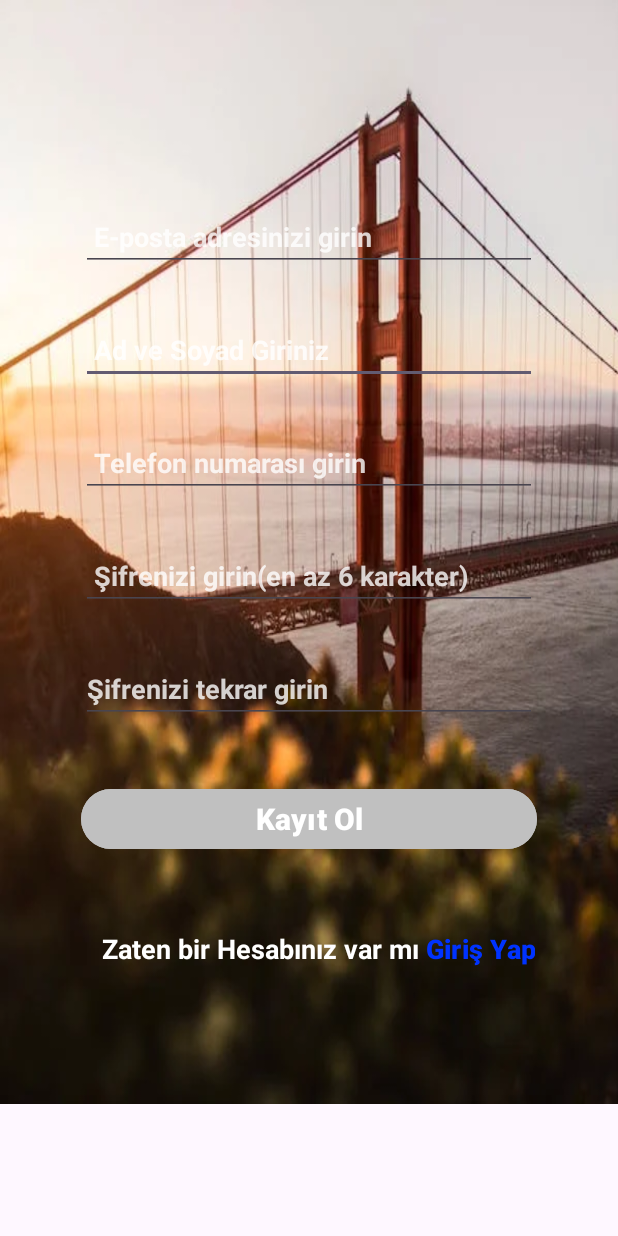
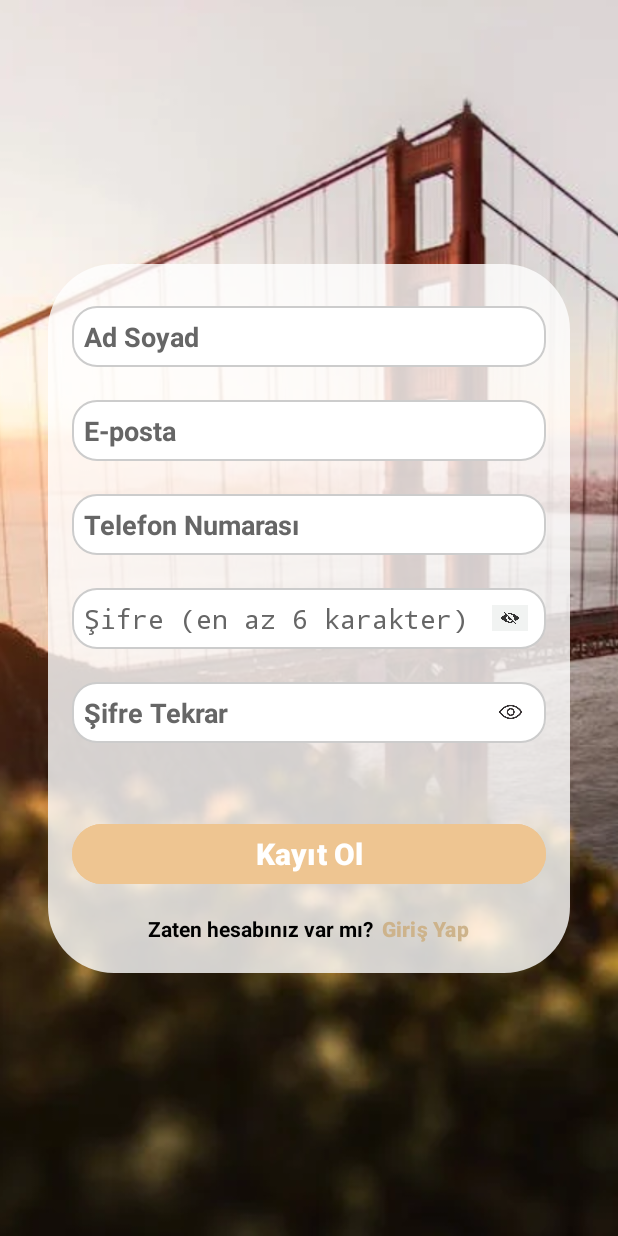
Before and after one commit to kguclu1054/Finding_a_Car_Master, an Android app: the Register screen opened directly, with no data from a screen before it, after a tap on "Kayıt Ol", on a phone screen of 412 x 824 dp. Run offline under Robolectric (Android 15) with nearby library versions, the phone set to English and light mode, and no system bars; libraries missing offline, so code that uses them is left out: io.github.jan.supabase, jp.wasabeef.glide; 1 other tap on this screen came first.

Commit message:
-registration page password was edited
-forgot my password page added

```diff
--- a/app/src/main/AndroidManifest.xml
+++ b/app/src/main/AndroidManifest.xml
@@ -25,6 +25,7 @@
         </activity>
         <activity android:name=".Register" />
 
+        <activity android:name=".Password_Reset"/>
 
     </application>
 
--- a/app/src/main/java/com/kaanguclu/industryproject/Register.kt
+++ b/app/src/main/java/com/kaanguclu/industryproject/Register.kt
@@ -3,6 +3,7 @@ package com.kaanguclu.industryproject
 import android.content.Intent
 import androidx.appcompat.app.AppCompatActivity
 import android.os.Bundle
+import android.text.InputType
 import android.widget.Toast
 import androidx.lifecycle.lifecycleScope
 import com.bumptech.glide.Glide
@@ -33,14 +34,28 @@ class Register : AppCompatActivity() {
             startActivity(intent)
         }
 
-        // Kayıt butonu için - GÜNCELLENDİ
+
         binding.registerButton.setOnClickListener {
             val email = binding.registerEmail.text.toString()
-            val password = binding.registerPassword.text.toString()
-            val name = binding.registerName.text.toString() // Yeni alan
-            val phone = binding.registerPhone.text.toString() // Yeni alan
+            val password = binding.passwordVerification.text.toString()
+            val passwordVerification = binding.registerPasswordVerification.text.toString()
+            val name = binding.registerName.text.toString()
+            val phone = binding.registerPhone.text.toString()
 
             if (email.isNotEmpty() && password.isNotEmpty() && name.isNotEmpty() && phone.isNotEmpty()) {
+
+                if(password != passwordVerification){
+                    Toast.makeText(this@Register, "Şifreler Uyuşmuyor!" , Toast.LENGTH_SHORT).show()
+
+                    binding.registerEmail.setText("")
+                    binding.passwordVerification.setText("")
+                    binding.registerPasswordVerification.setText("")
+                    binding.registerName.setText("")
+                    binding.registerPhone.setText("")
+
+                    return@setOnClickListener
+                }
+
                 lifecycleScope.launch {
                     try {
                         val result = supabase.auth.signUpWith(Email) {
@@ -54,18 +69,54 @@ class Register : AppCompatActivity() {
                         }
                         Toast.makeText(this@Register, "Kayıt başarılı! E-posta doğrulaması kontrol edin.", Toast.LENGTH_LONG).show()
 
-                        // Başarılı kayıttan sonra login sayfasına dön
+
                         val intent = Intent(this@Register, MainActivity::class.java)
                         startActivity(intent)
                         finish()
 
                     } catch (e: Exception) {
                         Toast.makeText(this@Register, "Kayıt başarısız: ${e.message}", Toast.LENGTH_SHORT).show()
+                        binding.registerEmail.setText("")
+                        binding.passwordVerification.setText("")
+                        binding.registerPasswordVerification.setText("")
+                        binding.registerName.setText("")
+                        binding.registerPhone.setText("")
                     }
                 }
             } else {
                 Toast.makeText(this@Register, "Lütfen tüm alanları doldurun!", Toast.LENGTH_SHORT).show()
+                binding.registerEmail.setText("")
+                binding.passwordVerification.setText("")
+                binding.registerPasswordVerification.setText("")
+                binding.registerName.setText("")
+                binding.registerPhone.setText("")
             }
         }
+        var isVerificationPasswordVisible = false
+        binding.passwordVerificationToggle.setOnClickListener {
+            isVerificationPasswordVisible = !isVerificationPasswordVisible
+            if (isVerificationPasswordVisible) {
+                binding.registerPasswordVerification.inputType = InputType.TYPE_CLASS_TEXT or InputType.TYPE_TEXT_VARIATION_VISIBLE_PASSWORD
+                binding.passwordVerificationToggle.setImageResource(R.drawable.visible_password)
+            } else {
+                binding.registerPasswordVerification.inputType = InputType.TYPE_CLASS_TEXT or InputType.TYPE_TEXT_VARIATION_PASSWORD
+                binding.passwordVerificationToggle.setImageResource(R.drawable.invisible_password)
+            }
+            binding.registerPasswordVerification.setSelection(binding.registerPasswordVerification.text.length)
+        }
+
+        var isPasswordVisible = false
+        binding.passwordToggle.setOnClickListener {
+            isPasswordVisible = !isPasswordVisible
+            if (isPasswordVisible) {
+                binding.passwordVerification.inputType = InputType.TYPE_CLASS_TEXT or InputType.TYPE_TEXT_VARIATION_VISIBLE_PASSWORD
+                binding.passwordToggle.setImageResource(R.drawable.visible_password)
+            } else {
+                binding.passwordVerification.inputType = InputType.TYPE_CLASS_TEXT or InputType.TYPE_TEXT_VARIATION_PASSWORD
+                binding.passwordToggle.setImageResource(R.drawable.invisible_password)
+            }
+            binding.passwordVerification.setSelection(binding.registerPasswordVerification.text.length)
+        }
+
     }
 }
--- a/app/src/main/res/layout/register.xml
+++ b/app/src/main/res/layout/register.xml
@@ -1,158 +1,176 @@
 <?xml version="1.0" encoding="utf-8"?>
-<androidx.constraintlayout.widget.ConstraintLayout xmlns:android="http://schemas.android.com/apk/res/android"
+<androidx.constraintlayout.widget.ConstraintLayout
+    xmlns:android="http://schemas.android.com/apk/res/android"
+    xmlns:app="http://schemas.android.com/apk/res-auto"
     xmlns:tools="http://schemas.android.com/tools"
+    android:id="@+id/register_layout"
     android:layout_width="match_parent"
     android:layout_height="match_parent"
-    xmlns:app="http://schemas.android.com/apk/res-auto">
+    tools:context=".RegisterActivity">
 
-
+    <!-- Arka Plan -->
     <ImageView
         android:id="@+id/register_background"
-        android:layout_width="413dp"
-        android:layout_height="736dp"
+        android:layout_width="match_parent"
+        android:layout_height="match_parent"
+        android:scaleType="centerCrop"
+        android:src="@drawable/img4" />
+
+    <!-- Kart Form -->
+    <FrameLayout
+        android:layout_width="0dp"
+        android:layout_height="wrap_content"
+        android:layout_margin="32dp"
+        app:layout_constraintTop_toTopOf="parent"
         app:layout_constraintBottom_toBottomOf="parent"
+        app:layout_constraintStart_toStartOf="parent"
         app:layout_constraintEnd_toEndOf="parent"
-        app:layout_constraintHorizontal_bias="0.0"
-        app:layout_constraintStart_toStartOf="parent"
-        app:layout_constraintTop_toTopOf="parent"
-        app:layout_constraintVertical_bias="0.0"
-        android:background="@drawable/img4" />
+        app:layout_constraintVertical_bias="0.5"
+        android:background="@drawable/cardview_background">
+
+        <LinearLayout
+            android:layout_width="match_parent"
+            android:layout_height="wrap_content"
+            android:orientation="vertical"
+            android:padding="16dp">
 
             <EditText
                 android:id="@+id/register_name"
-        android:layout_width="0dp"
+                android:layout_width="match_parent"
                 android:layout_height="wrap_content"
-        android:layout_marginStart="54dp"
-        android:layout_marginTop="30dp"
-        android:layout_marginEnd="54dp"
-        android:ems="10"
-        android:hint=" Ad ve Soyad Giriniz"
-        android:inputType="text"
-        android:textColor="#FFFFFFFF"
-        android:textColorHint="#CCFFFFFF"
+                android:hint="Ad Soyad"
+                android:inputType="textPersonName"
                 android:textStyle="bold"
-        app:layout_constraintEnd_toEndOf="parent"
-        app:layout_constraintHorizontal_bias="1.0"
-        app:layout_constraintStart_toStartOf="parent"
-        app:layout_constraintTop_toBottomOf="@+id/register_email" />
+                android:textColorHint="#666666"
+                android:textColor="#000000"
+                android:background="@drawable/edittext_border"
+                android:layout_marginTop="12dp" />
 
             <EditText
                 android:id="@+id/register_email"
-        android:layout_width="0dp"
+                android:layout_width="match_parent"
                 android:layout_height="wrap_content"
-        android:layout_marginStart="54dp"
-        android:layout_marginTop="135dp"
-        android:layout_marginEnd="54dp"
-        android:ems="10"
-        android:hint=" E-posta adresinizi girin"
+                android:hint="E-posta"
                 android:inputType="textEmailAddress"
-        android:textColor="#FFFFFFFF"
-        android:textColorHint="#CCFFFFFF"
                 android:textStyle="bold"
-        app:layout_constraintEnd_toEndOf="parent"
-        app:layout_constraintHorizontal_bias="0.0"
-        app:layout_constraintStart_toStartOf="parent"
-        app:layout_constraintTop_toTopOf="parent" />
+                android:textColorHint="#666666"
+                android:textColor="#000000"
+                android:background="@drawable/edittext_border"
+                android:layout_marginTop="22dp" />
 
             <EditText
                 android:id="@+id/register_phone"
-        android:layout_width="0dp"
+                android:layout_width="match_parent"
                 android:layout_height="wrap_content"
-        android:layout_marginStart="54dp"
-        android:layout_marginTop="30dp"
-        android:layout_marginEnd="54dp"
-        android:ems="10"
-        android:hint=" Telefon numarası girin"
+                android:hint="Telefon Numarası"
                 android:inputType="phone"
-        android:textColor="#FFFFFFFF"
-        android:textColorHint="#CCFFFFFF"
                 android:textStyle="bold"
-        app:layout_constraintEnd_toEndOf="parent"
-        app:layout_constraintHorizontal_bias="1.0"
-        app:layout_constraintStart_toStartOf="parent"
-        app:layout_constraintTop_toBottomOf="@+id/register_name" />
+                android:textColorHint="#666666"
+                android:textColor="#000000"
+                android:background="@drawable/edittext_border"
+                android:layout_marginTop="22dp" />
+
+            <RelativeLayout
+                android:layout_width="match_parent"
+                android:layout_height="wrap_content"
+                android:layout_marginTop="22dp">
 
                 <EditText
-        android:id="@+id/register_password"
-        android:layout_width="0dp"
+                    android:id="@+id/password_verification"
+                    android:layout_width="match_parent"
                     android:layout_height="wrap_content"
-        android:layout_marginStart="54dp"
-        android:layout_marginTop="30dp"
-        android:layout_marginEnd="54dp"
-        android:ems="10"
-        android:hint=" Şifrenizi girin(en az 6 karakter)"
+                    android:hint="Şifre (en az 6 karakter)"
                     android:inputType="textPassword"
-        android:textColor="#FFFFFFFF"
-        android:textColorHint="#CCFFFFFF"
                     android:textStyle="bold"
-        app:layout_constraintEnd_toEndOf="parent"
-        app:layout_constraintHorizontal_bias="1.0"
-        app:layout_constraintStart_toStartOf="parent"
-        app:layout_constraintTop_toBottomOf="@+id/register_phone" />
+                    android:textColorHint="#666666"
+                    android:textColor="#000000"
+                    android:background="@drawable/edittext_border"
+                    android:paddingEnd="48dp"
+                />
+
+                <ImageView
+                    android:id="@+id/password_toggle"
+                    android:layout_width="24dp"
+                    android:layout_height="24dp"
+                    android:layout_alignEnd="@id/password_verification"
+                    android:layout_centerVertical="true"
+                    android:layout_marginEnd="12dp"
+                    android:src="@drawable/invisible_password"
+                    android:contentDescription="Şifre Göster/Gizle" />
+            </RelativeLayout>
+
+
+
+            <RelativeLayout
+                android:layout_width="match_parent"
+                android:layout_height="wrap_content"
+                android:layout_marginTop="22dp">
 
                 <EditText
                     android:id="@+id/register_password_verification"
-        android:layout_width="0dp"
+                    android:layout_width="match_parent"
                     android:layout_height="wrap_content"
-        android:layout_marginStart="54dp"
-        android:layout_marginTop="30dp"
-        android:layout_marginEnd="54dp"
-        android:ems="10"
-        android:hint="Şifrenizi tekrar girin"
+                    android:hint="Şifre Tekrar"
                     android:inputType="textPassword"
-        android:textColor="#FFFFFFFF"
-        android:textColorHint="#CCFFFFFF"
                     android:textStyle="bold"
-        app:layout_constraintEnd_toEndOf="parent"
-        app:layout_constraintHorizontal_bias="0.0"
-        app:layout_constraintStart_toStartOf="parent"
-        app:layout_constraintTop_toBottomOf="@+id/register_password" />
+                    android:textColorHint="#666666"
+                    android:textColor="#000000"
+                    android:background="@drawable/edittext_border"
+                    android:paddingEnd="48dp" />
+
+                <ImageView
+                    android:id="@+id/password_verification_toggle"
+                    android:layout_width="24dp"
+                    android:layout_height="24dp"
+                    android:layout_alignParentEnd="true"
+                    android:layout_centerVertical="true"
+                    android:layout_marginEnd="12dp"
+                    android:cursorVisible="false"
+                    android:src="@drawable/invisible_password"
+                    android:contentDescription="Şifre Göster/Gizle" />
+            </RelativeLayout>
+
 
             <Button
                 android:id="@+id/register_button"
-        android:layout_width="0dp"
+                android:layout_width="match_parent"
                 android:layout_height="wrap_content"
-        android:layout_marginStart="54dp"
-        android:layout_marginTop="40dp"
-        android:layout_marginEnd="54dp"
-        android:backgroundTint="#C0C0C0	"
                 android:text="Kayıt Ol"
+                android:textStyle="bold"
                 android:textSize="20sp"
-        android:textStyle="bold"
-        app:layout_constraintEnd_toEndOf="parent"
-        app:layout_constraintHorizontal_bias="1.0"
-        app:layout_constraintStart_toStartOf="parent"
-        app:layout_constraintTop_toBottomOf="@+id/register_password_verification"/>
+                android:layout_marginTop="50dp"
+                android:backgroundTint="#eec591" />
+
+            <LinearLayout
+                android:layout_width="match_parent"
+                android:layout_height="wrap_content"
+                android:orientation="horizontal"
+                android:gravity="center_horizontal"
+                android:layout_marginTop="12dp">
 
                 <TextView
                     android:id="@+id/text_hesabin_var"
                     android:layout_width="wrap_content"
                     android:layout_height="wrap_content"
-        android:layout_marginStart="68dp"
-        android:layout_marginTop="50dp"
-        android:text="Zaten bir Hesabınız var mı"
-        android:textColor="#FFFFFF"
-        android:textSize="18sp"
-        android:textStyle="bold"
-        app:layout_constraintStart_toStartOf="parent"
-        app:layout_constraintTop_toBottomOf="@+id/register_button" />
+                    android:text="Zaten hesabınız var mı?"
+                    android:textColor="#000000"
+                    android:textSize="14sp"
+                    android:textStyle="bold" />
 
                 <Button
                     android:id="@+id/btn_giris_yap"
                     android:layout_width="wrap_content"
                     android:layout_height="wrap_content"
                     android:text="Giriş Yap"
+                    android:textColor="#cdb38b"
+                    android:textSize="14sp"
+                    android:textStyle="bold"
                     android:background="@android:color/transparent"
-        android:textColor="#0033FF"
-        android:textSize="18sp"
-        android:textStyle="bold"
                     android:minWidth="0dp"
                     android:minHeight="0dp"
                     android:padding="0dp"
-        app:layout_constraintTop_toTopOf="@+id/text_hesabin_var"
-        app:layout_constraintBottom_toBottomOf="@+id/text_hesabin_var"
-        app:layout_constraintStart_toEndOf="@+id/text_hesabin_var"
-        android:layout_marginStart="4dp" />
-
-
+                    android:layout_marginStart="6dp" />
+            </LinearLayout>
+        </LinearLayout>
+    </FrameLayout>
 </androidx.constraintlayout.widget.ConstraintLayout>
```
Also changed, not shown: app/src/main/java/com/kaanguclu/industryproject/MainActivity.kt (+35 -6 lines), app/src/main/java/com/kaanguclu/industryproject/Password_Reset.kt (added, +54 -0 lines), app/src/main/res/layout/activity_main.xml (+22 -3 lines), app/src/main/res/layout/activity_new_password.xml (added, +106 -0 lines), app/src/main/res/layout/password_reset.xml (added, +73 -0 lines), app/src/main/res/drawable/invisible_password.jpg (added), app/src/main/res/drawable/visible_password.jpg (added). Lines whose indentation alone changed are shown as unchanged.
